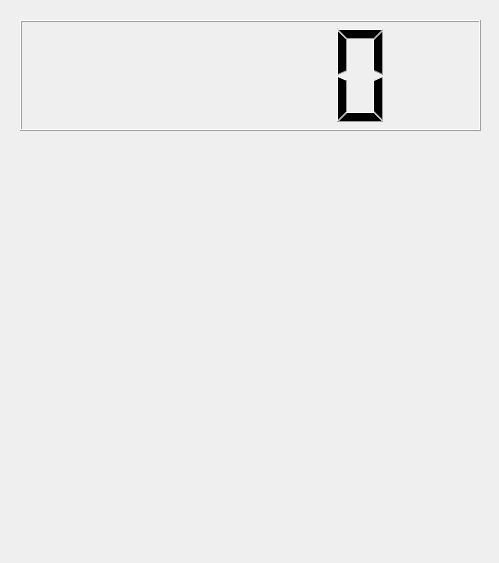
Qt form QtLecture/Buttons.ui (FedoseevAlex/Python_EPAM) before a commit.
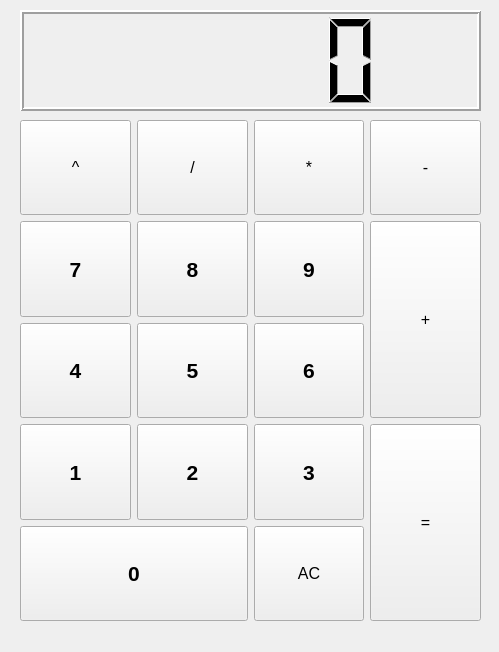
The same form after that commit.

Commit message: Separate callbacks for numeric and operation buttons.

```diff
--- a/QtLecture/Buttons.ui
+++ b/QtLecture/Buttons.ui
@@ -7,7 +7,7 @@
     <x>0</x>
     <y>0</y>
     <width>499</width>
-    <height>563</height>
+    <height>652</height>
    </rect>
   </property>
   <property name="font">
@@ -27,33 +27,322 @@
    <property name="geometry">
     <rect>
      <x>20</x>
-     <y>20</y>
+     <y>10</y>
      <width>461</width>
-     <height>111</height>
+     <height>101</height>
     </rect>
    </property>
+   <property name="font">
+    <font>
+     <pointsize>23</pointsize>
+    </font>
+   </property>
+   <property name="lineWidth">
+    <number>2</number>
+   </property>
   </widget>
   <widget class="QWidget" name="gridLayoutWidget">
    <property name="geometry">
     <rect>
      <x>20</x>
-     <y>150</y>
-     <width>261</width>
-     <height>391</height>
+     <y>120</y>
+     <width>461</width>
+     <height>501</height>
     </rect>
    </property>
-   <layout class="QGridLayout" name="gridLayout"/>
-  </widget>
-  <widget class="QWidget" name="gridLayoutWidget_2">
-   <property name="geometry">
-    <rect>
-     <x>300</x>
-     <y>150</y>
-     <width>181</width>
-     <height>281</height>
-    </rect>
-   </property>
-   <layout class="QGridLayout" name="operations"/>
+   <layout class="QGridLayout" name="NumPad">
+    <item row="0" column="2">
+     <widget class="QPushButton" name="pushButton_mul">
+      <property name="sizePolicy">
+       <sizepolicy hsizetype="Expanding" vsizetype="Expanding">
+        <horstretch>0</horstretch>
+        <verstretch>0</verstretch>
+       </sizepolicy>
+      </property>
+      <property name="text">
+       <string>*</string>
+      </property>
+     </widget>
+    </item>
+    <item row="0" column="1">
+     <widget class="QPushButton" name="pushButton_div">
+      <property name="sizePolicy">
+       <sizepolicy hsizetype="Expanding" vsizetype="Expanding">
+        <horstretch>0</horstretch>
+        <verstretch>0</verstretch>
+       </sizepolicy>
+      </property>
+      <property name="text">
+       <string>/</string>
+      </property>
+     </widget>
+    </item>
+    <item row="1" column="2">
+     <widget class="QPushButton" name="pushButton_9">
+      <property name="sizePolicy">
+       <sizepolicy hsizetype="Expanding" vsizetype="Expanding">
+        <horstretch>0</horstretch>
+        <verstretch>0</verstretch>
+       </sizepolicy>
+      </property>
+      <property name="font">
+       <font>
+        <pointsize>16</pointsize>
+        <weight>75</weight>
+        <bold>true</bold>
+       </font>
+      </property>
+      <property name="text">
+       <string>9</string>
+      </property>
+     </widget>
+    </item>
+    <item row="0" column="0">
+     <widget class="QPushButton" name="pushButton_pow">
+      <property name="sizePolicy">
+       <sizepolicy hsizetype="Expanding" vsizetype="Expanding">
+        <horstretch>0</horstretch>
+        <verstretch>0</verstretch>
+       </sizepolicy>
+      </property>
+      <property name="text">
+       <string>^</string>
+      </property>
+     </widget>
+    </item>
+    <item row="0" column="3">
+     <widget class="QPushButton" name="pushButton_sub">
+      <property name="sizePolicy">
+       <sizepolicy hsizetype="Expanding" vsizetype="Expanding">
+        <horstretch>0</horstretch>
+        <verstretch>0</verstretch>
+       </sizepolicy>
+      </property>
+      <property name="text">
+       <string>-</string>
+      </property>
+     </widget>
+    </item>
+    <item row="2" column="0">
+     <widget class="QPushButton" name="pushButton_4">
+      <property name="sizePolicy">
+       <sizepolicy hsizetype="Expanding" vsizetype="Expanding">
+        <horstretch>0</horstretch>
+        <verstretch>0</verstretch>
+       </sizepolicy>
+      </property>
+      <property name="font">
+       <font>
+        <pointsize>16</pointsize>
+        <weight>75</weight>
+        <bold>true</bold>
+       </font>
+      </property>
+      <property name="text">
+       <string>4</string>
+      </property>
+     </widget>
+    </item>
+    <item row="1" column="0">
+     <widget class="QPushButton" name="pushButton_7">
+      <property name="sizePolicy">
+       <sizepolicy hsizetype="Expanding" vsizetype="Expanding">
+        <horstretch>0</horstretch>
+        <verstretch>0</verstretch>
+       </sizepolicy>
+      </property>
+      <property name="font">
+       <font>
+        <pointsize>16</pointsize>
+        <weight>75</weight>
+        <bold>true</bold>
+       </font>
+      </property>
+      <property name="text">
+       <string>7</string>
+      </property>
+     </widget>
+    </item>
+    <item row="1" column="1">
+     <widget class="QPushButton" name="pushButton_8">
+      <property name="sizePolicy">
+       <sizepolicy hsizetype="Expanding" vsizetype="Expanding">
+        <horstretch>0</horstretch>
+        <verstretch>0</verstretch>
+       </sizepolicy>
+      </property>
+      <property name="font">
+       <font>
+        <pointsize>16</pointsize>
+        <weight>75</weight>
+        <bold>true</bold>
+       </font>
+      </property>
+      <property name="text">
+       <string>8</string>
+      </property>
+     </widget>
+    </item>
+    <item row="3" column="3" rowspan="2">
+     <widget class="QPushButton" name="pushButton_calc">
+      <property name="sizePolicy">
+       <sizepolicy hsizetype="Expanding" vsizetype="Expanding">
+        <horstretch>0</horstretch>
+        <verstretch>0</verstretch>
+       </sizepolicy>
+      </property>
+      <property name="text">
+       <string>=</string>
+      </property>
+     </widget>
+    </item>
+    <item row="4" column="2">
+     <widget class="QPushButton" name="pushButton_dot">
+      <property name="sizePolicy">
+       <sizepolicy hsizetype="Expanding" vsizetype="Expanding">
+        <horstretch>0</horstretch>
+        <verstretch>0</verstretch>
+       </sizepolicy>
+      </property>
+      <property name="text">
+       <string>AC</string>
+      </property>
+     </widget>
+    </item>
+    <item row="2" column="2">
+     <widget class="QPushButton" name="pushButton_6">
+      <property name="sizePolicy">
+       <sizepolicy hsizetype="Expanding" vsizetype="Expanding">
+        <horstretch>0</horstretch>
+        <verstretch>0</verstretch>
+       </sizepolicy>
+      </property>
+      <property name="font">
+       <font>
+        <pointsize>16</pointsize>
+        <weight>75</weight>
+        <bold>true</bold>
+       </font>
+      </property>
+      <property name="text">
+       <string>6</string>
+      </property>
+     </widget>
+    </item>
+    <item row="1" column="3" rowspan="2">
+     <widget class="QPushButton" name="pushButton_add">
+      <property name="sizePolicy">
+       <sizepolicy hsizetype="Expanding" vsizetype="Expanding">
+        <horstretch>0</horstretch>
+        <verstretch>0</verstretch>
+       </sizepolicy>
+      </property>
+      <property name="text">
+       <string>+</string>
+      </property>
+     </widget>
+    </item>
+    <item row="4" column="0" colspan="2">
+     <widget class="QPushButton" name="pushButton_0">
+      <property name="sizePolicy">
+       <sizepolicy hsizetype="Expanding" vsizetype="Expanding">
+        <horstretch>0</horstretch>
+        <verstretch>0</verstretch>
+       </sizepolicy>
+      </property>
+      <property name="font">
+       <font>
+        <pointsize>16</pointsize>
+        <weight>75</weight>
+        <bold>true</bold>
+       </font>
+      </property>
+      <property name="text">
+       <string>0</string>
+      </property>
+     </widget>
+    </item>
+    <item row="3" column="1">
+     <widget class="QPushButton" name="pushButton_2">
+      <property name="sizePolicy">
+       <sizepolicy hsizetype="Expanding" vsizetype="Expanding">
+        <horstretch>0</horstretch>
+        <verstretch>0</verstretch>
+       </sizepolicy>
+      </property>
+      <property name="font">
+       <font>
+        <pointsize>16</pointsize>
+        <weight>75</weight>
+        <bold>true</bold>
+       </font>
+      </property>
+      <property name="text">
+       <string>2</string>
+      </property>
+     </widget>
+    </item>
+    <item row="2" column="1">
+     <widget class="QPushButton" name="pushButton_5">
+      <property name="sizePolicy">
+       <sizepolicy hsizetype="Expanding" vsizetype="Expanding">
+        <horstretch>0</horstretch>
+        <verstretch>0</verstretch>
+       </sizepolicy>
+      </property>
+      <property name="font">
+       <font>
+        <pointsize>16</pointsize>
+        <weight>75</weight>
+        <bold>true</bold>
+       </font>
+      </property>
+      <property name="text">
+       <string>5</string>
+      </property>
+     </widget>
+    </item>
+    <item row="3" column="0">
+     <widget class="QPushButton" name="pushButton_1">
+      <property name="sizePolicy">
+       <sizepolicy hsizetype="Expanding" vsizetype="Expanding">
+        <horstretch>0</horstretch>
+        <verstretch>0</verstretch>
+       </sizepolicy>
+      </property>
+      <property name="font">
+       <font>
+        <pointsize>16</pointsize>
+        <weight>75</weight>
+        <bold>true</bold>
+       </font>
+      </property>
+      <property name="text">
+       <string>1</string>
+      </property>
+     </widget>
+    </item>
+    <item row="3" column="2">
+     <widget class="QPushButton" name="pushButton_3">
+      <property name="sizePolicy">
+       <sizepolicy hsizetype="Expanding" vsizetype="Expanding">
+        <horstretch>0</horstretch>
+        <verstretch>0</verstretch>
+       </sizepolicy>
+      </property>
+      <property name="font">
+       <font>
+        <pointsize>16</pointsize>
+        <weight>75</weight>
+        <bold>true</bold>
+       </font>
+      </property>
+      <property name="text">
+       <string>3</string>
+      </property>
+     </widget>
+    </item>
+   </layout>
   </widget>
  </widget>
  <resources/>
```
Left out of the diff: 2 changed lines with no effect on the pictures. The commit also changes 2 other files.
